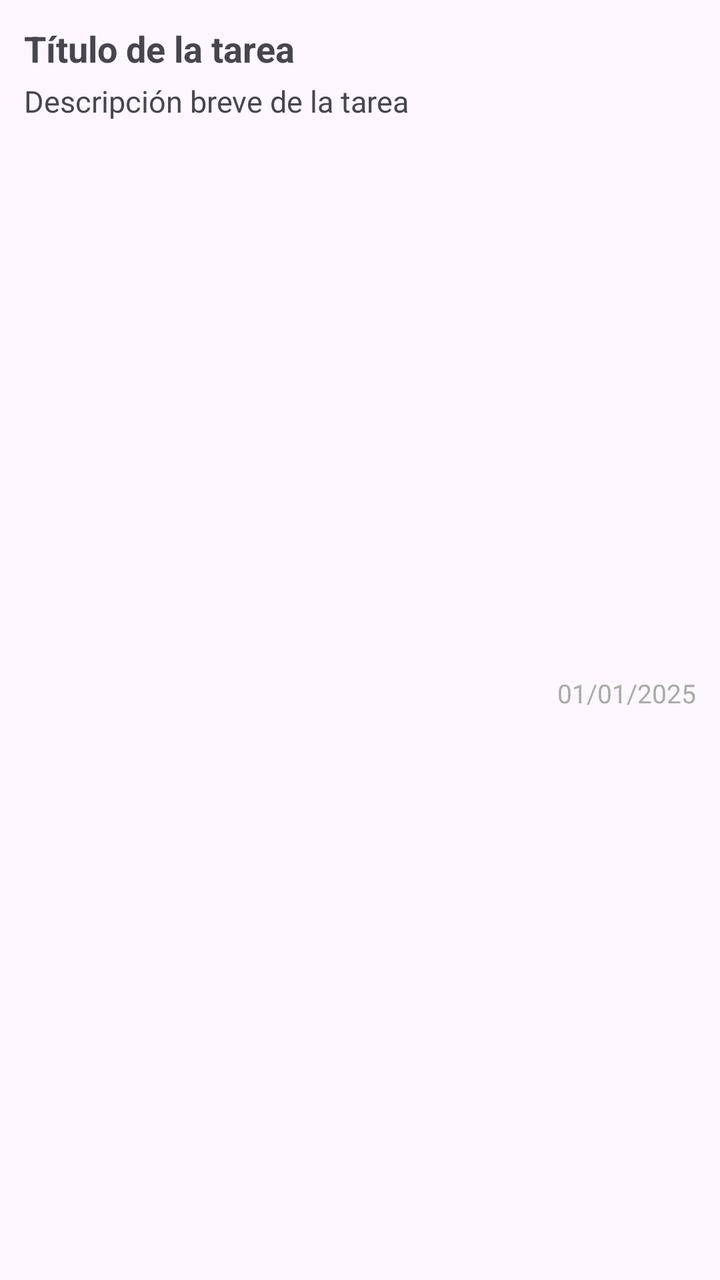
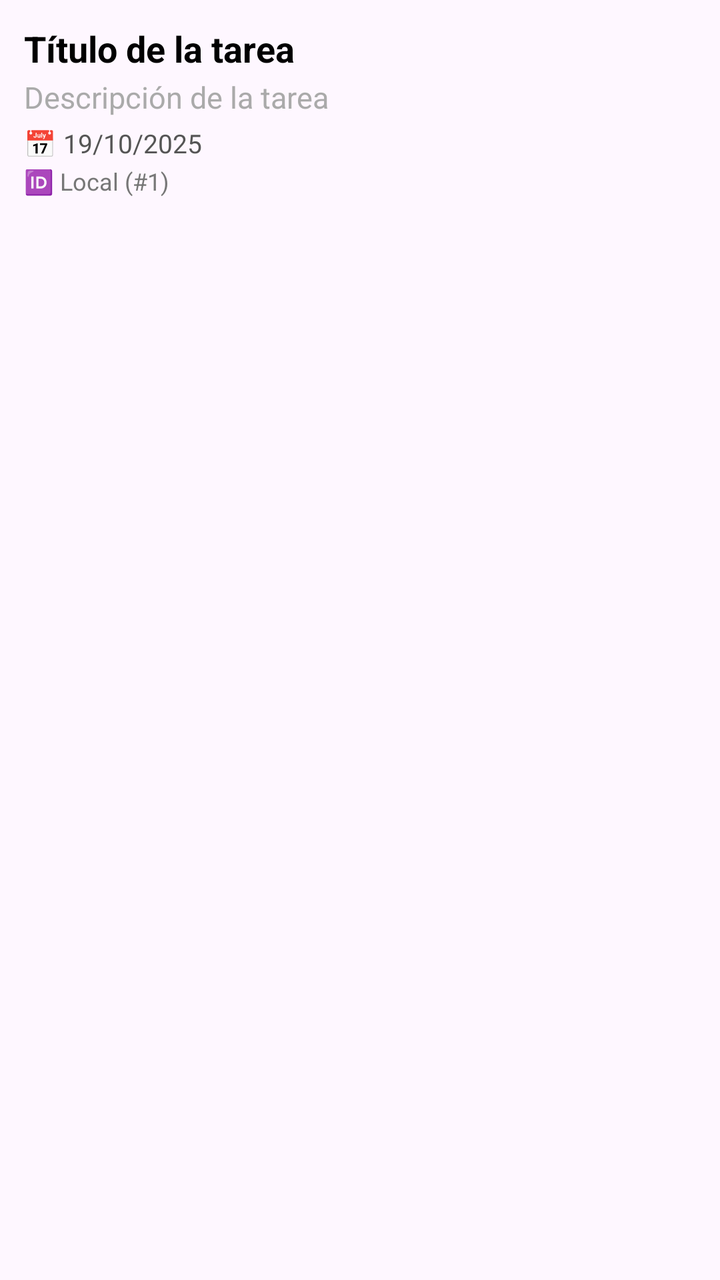

An Android layout rendered at two revisions. The XML below is the earlier revision; the diff shows what the commit changed to produce the second picture.
<!-- AndroidManifest.xml: application theme Theme.AplicacionTareas -->
<!-- res/layout/item_tarea.xml -->
<?xml version="1.0" encoding="utf-8"?>
<androidx.constraintlayout.widget.ConstraintLayout
    xmlns:android="http://schemas.android.com/apk/res/android"
    xmlns:app="http://schemas.android.com/apk/res-auto"
    android:layout_width="match_parent"
    android:layout_height="wrap_content"
    android:padding="12dp"
    android:background="?attr/selectableItemBackground">

    <TextView
        android:id="@+id/tvTitulo"
        android:layout_width="0dp"
        android:layout_height="wrap_content"
        android:text="Título de la tarea"
        android:textStyle="bold"
        android:textSize="18sp"
        app:layout_constraintTop_toTopOf="parent"
        app:layout_constraintStart_toStartOf="parent"
        app:layout_constraintEnd_toEndOf="parent"/>

    <TextView
        android:id="@+id/tvDescripcion"
        android:layout_width="0dp"
        android:layout_height="wrap_content"
        android:text="Descripción breve de la tarea"
        android:textSize="15sp"
        android:layout_marginTop="4dp"
        app:layout_constraintTop_toBottomOf="@id/tvTitulo"
        app:layout_constraintStart_toStartOf="parent"
        app:layout_constraintEnd_toEndOf="parent"/>

    <TextView
        android:id="@+id/tvFecha"
        android:layout_width="wrap_content"
        android:layout_height="wrap_content"
        android:text="01/01/2025"
        android:textSize="13sp"
        android:textColor="@android:color/darker_gray"
        android:layout_marginTop="4dp"
        app:layout_constraintTop_toBottomOf="@id/tvDescripcion"
        app:layout_constraintEnd_toEndOf="parent"
        app:layout_constraintBottom_toBottomOf="parent" />

</androidx.constraintlayout.widget.ConstraintLayout>
<!-- resources referenced by this layout -->
<resources>
  <style name="Theme.AplicacionTareas" parent="Base.Theme.AplicacionTareas" />
  <style name="Base.Theme.AplicacionTareas" parent="Theme.Material3.DayNight.NoActionBar">
          
          
      </style>
</resources>

<!-- the commit's change to res/layout/item_tarea.xml (unified diff, before → after) -->
@@ -1,44 +1,50 @@
-<?xml version="1.0" encoding="utf-8"?>
-<androidx.constraintlayout.widget.ConstraintLayout
+<LinearLayout
     xmlns:android="http://schemas.android.com/apk/res/android"
-    xmlns:app="http://schemas.android.com/apk/res-auto"
     android:layout_width="match_parent"
     android:layout_height="wrap_content"
+    android:orientation="vertical"
     android:padding="12dp"
-    android:background="?attr/selectableItemBackground">
+    android:layout_marginBottom="8dp">
 
+    
     <TextView
         android:id="@+id/tvTitulo"
-        android:layout_width="0dp"
+        android:layout_width="match_parent"
         android:layout_height="wrap_content"
-        android:text="Título de la tarea"
         android:textStyle="bold"
         android:textSize="18sp"
-        app:layout_constraintTop_toTopOf="parent"
-        app:layout_constraintStart_toStartOf="parent"
-        app:layout_constraintEnd_toEndOf="parent"/>
+        android:textColor="@android:color/black"
+        android:text="Título de la tarea"/>
 
+    
     <TextView
         android:id="@+id/tvDescripcion"
-        android:layout_width="0dp"
+        android:layout_width="match_parent"
         android:layout_height="wrap_content"
-        android:text="Descripción breve de la tarea"
+        android:text="Descripción de la tarea"
         android:textSize="15sp"
-        android:layout_marginTop="4dp"
-        app:layout_constraintTop_toBottomOf="@id/tvTitulo"
-        app:layout_constraintStart_toStartOf="parent"
-        app:layout_constraintEnd_toEndOf="parent"/>
+        android:textColor="@android:color/darker_gray"
+        android:layout_marginTop="2dp"/>
 
+    
     <TextView
         android:id="@+id/tvFecha"
-        android:layout_width="wrap_content"
+        android:layout_width="match_parent"
         android:layout_height="wrap_content"
-        android:text="01/01/2025"
+        android:text="📅 19/10/2025"
         android:textSize="13sp"
-        android:textColor="@android:color/darker_gray"
-        android:layout_marginTop="4dp"
-        app:layout_constraintTop_toBottomOf="@id/tvDescripcion"
-        app:layout_constraintEnd_toEndOf="parent"
-        app:layout_constraintBottom_toBottomOf="parent" />
+        android:textColor="#555"
+        android:layout_marginTop="4dp"/>
 
-</androidx.constraintlayout.widget.ConstraintLayout>
+    
+    <TextView
+        android:id="@+id/tvIdInfo"
+        android:layout_width="match_parent"
+        android:layout_height="wrap_content"
+        android:text="🆔 Local (#1)"
+        android:textSize="12sp"
+        android:textColor="#777"
+        android:layout_marginTop="2dp"/>
+
+
+</LinearLayout>
